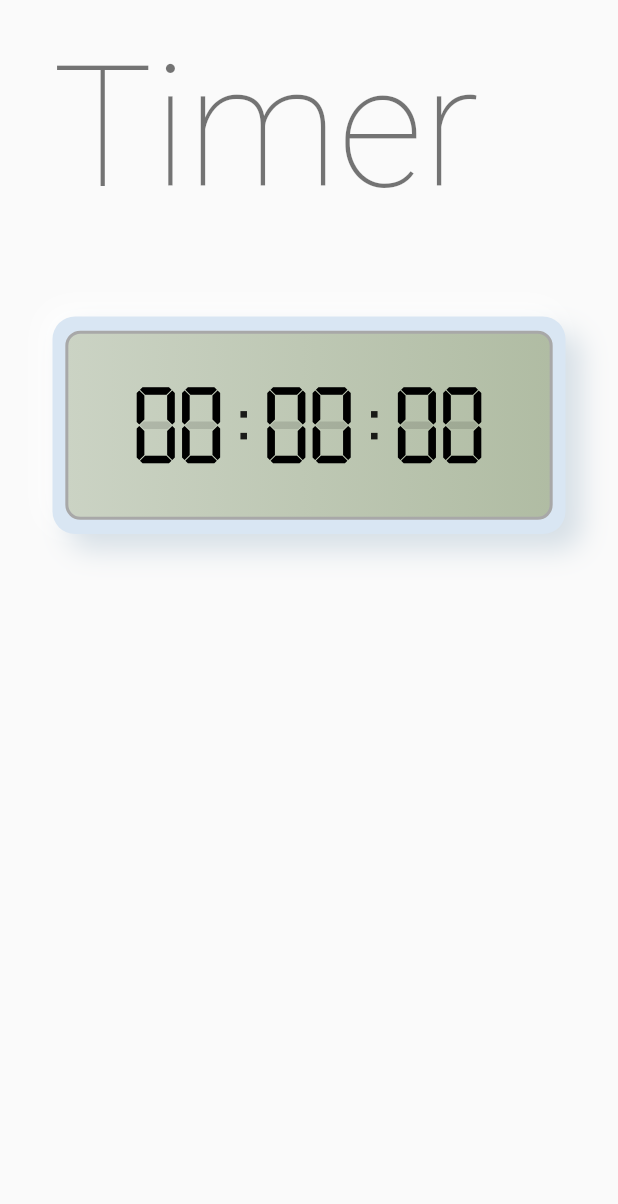
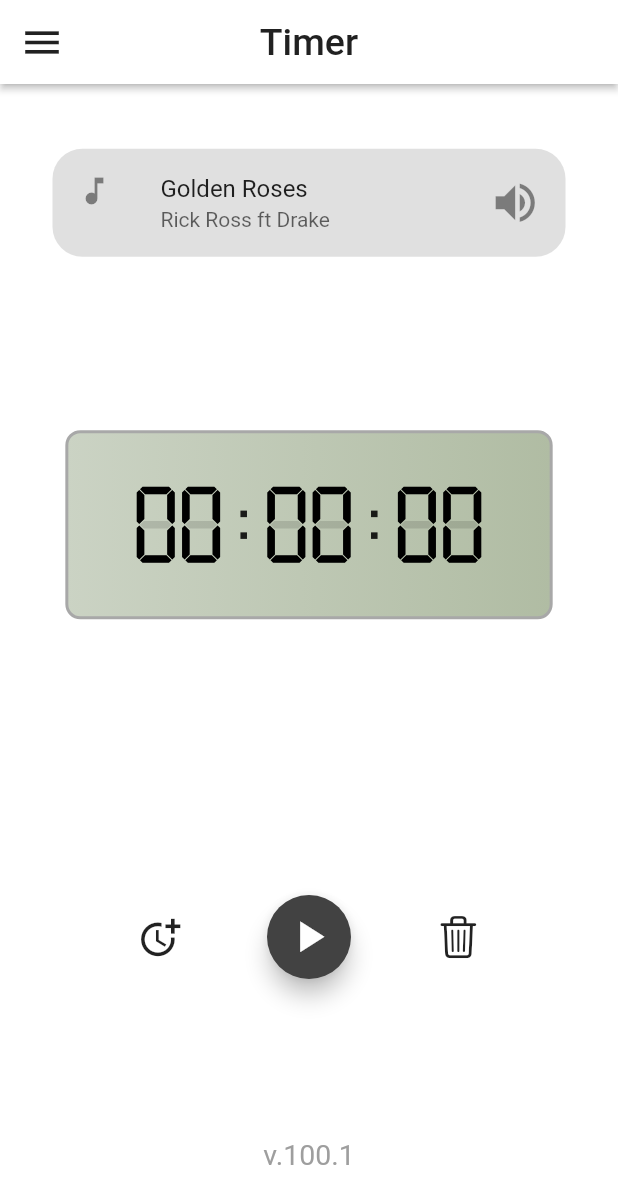
Before and after one commit to JohnBoscoM/Timer, a Flutter app: the screen it shows after launch, on a phone screen of 412 x 824 dp. Shown: the top 1204 px of the screen. Run offline on Flutter 3.47's test engine with Material 2 defaults, Android fonts, the phone set to English and light mode, and no system bars; our stand-ins replace google_fonts; Roboto replaces fonts that are missing (Actor).

Commit message:
ui update

```diff
--- a/timer/lib/view/timer/neu_digital_clock.dart
+++ b/timer/lib/view/timer/neu_digital_clock.dart
@@ -21,19 +21,19 @@ class NeuDigitalClock extends StatelessWidget {
     return Container(
       height: 145,
       decoration: BoxDecoration(
-        color: Color.fromRGBO(217, 230, 243, 1),
+        // color: Colors.white,
         borderRadius: BorderRadius.circular(15),
         boxShadow: [
-          BoxShadow(
-            blurRadius: 15,
-            offset: Offset(-5, -5),
-            color: Colors.white,
-          ),
-          BoxShadow(
-            blurRadius: 15,
-            offset: Offset(10.5, 10.5),
-            color: Color.fromRGBO(214, 223, 230, 1),
-          )
+          // BoxShadow(
+          //   blurRadius: 15,
+          //   offset: Offset(-5, -5),
+          //   color: Colors.white,
+          // ),
+          // BoxShadow(
+          //   blurRadius: 15,
+          //   offset: Offset(10.5, 10.5),
+          //   color: Color.fromRGBO(214, 223, 230, 1),
+          // )
         ],
       ),
       // Digital green background
--- a/timer/lib/view/timer/screen.dart
+++ b/timer/lib/view/timer/screen.dart
@@ -1,5 +1,7 @@
 import 'dart:async';
+import 'package:flutter/cupertino.dart';
 import 'package:flutter/material.dart';
+import 'package:google_fonts/google_fonts.dart';
 import 'package:timer/service/timer_service.dart';
 import 'package:timer/view/timer/neu_digital_clock.dart';
 import 'package:provider/provider.dart';
@@ -11,18 +13,85 @@ class TimerScreen extends StatelessWidget {
     return ChangeNotifierProvider<TimerService>(
       create: (_) => timeService,
       child: Scaffold(
+        backgroundColor: Colors.white,
+        appBar: AppBar(
+          leading: Icon(
+            Icons.menu,
+            size: 30,
+            color: Colors.grey.shade900,
+          ),
+          elevation: 2,
+          backgroundColor: Colors.white,
+          centerTitle: true,
+          title: Text(
+            "Timer",
+            style: GoogleFonts.roboto(
+                fontSize: 25,
+                color: Colors.grey.shade900,
+                fontWeight: FontWeight.w500),
+          ),
+        ),
         body: Padding(
           padding: const EdgeInsets.symmetric(horizontal: 35.0),
           child: Column(
+            mainAxisAlignment: MainAxisAlignment.spaceEvenly,
             children: <Widget>[
-              SizedBox(height: MediaQuery.of(context).viewPadding.top + 20),
-              TimerTitle(),
-              SizedBox(height: 60),
+              //SizedBox(height: MediaQuery.of(context).viewPadding.top + 20),
+              Container(
+                decoration: BoxDecoration(
+                    color: Colors.black12,
+                    borderRadius: BorderRadius.all(Radius.circular(20))),
+                child: ListTile(
+                  leading: Icon(Icons.music_note),
+                  title: const Text('Golden Roses'),
+                  subtitle: Text(
+                    'Rick Ross ft Drake',
+                    style: TextStyle(color: Colors.black.withOpacity(0.6)),
+                  ),
+                  trailing: Icon(
+                    Icons.volume_up,
+                    size: 35,
+                  ),
+                ),
+              ),
+              SizedBox(height: 20),
               NeuDigitalClock(
                 key: null,
               ),
               SizedBox(height: 20),
               SizedBox(height: 25),
+              Row(
+                mainAxisAlignment: MainAxisAlignment.spaceEvenly,
+                children: [
+                  AnimatedContainer(
+                    duration: Duration.zero,
+                    child: Icon(
+                      Icons.more_time,
+                      size: 30,
+                    ),
+                  ),
+                  FloatingActionButton(
+                      backgroundColor: Colors.grey.shade800,
+                      child: Icon(
+                        Icons.play_arrow,
+                        size: 35,
+                      ),
+                      onPressed: () {}),
+                  AnimatedContainer(
+                    duration: Duration.zero,
+                    child: Icon(
+                      CupertinoIcons.delete_simple,
+                      size: 30,
+                    ),
+                  ),
+                ],
+              ),
+              SizedBox(height: 20),
+              Text(
+                "v.100.1",
+                style: GoogleFonts.actor(
+                    color: Colors.grey.shade500, fontSize: 19),
+              )
             ],
           ),
         ),
@@ -30,22 +99,3 @@ class TimerScreen extends StatelessWidget {
     );
   }
 }
-
-class TimerTitle extends StatelessWidget {
-  const TimerTitle({
-    Key? key,
-  }) : super(key: key);
-
-  @override
-  Widget build(BuildContext context) {
-    return Row(
-      children: <Widget>[
-        Text(
-          'Timer',
-          style: Theme.of(context).textTheme.headline1,
-        ),
-        Spacer(),
-      ],
-    );
-  }
-}
```
